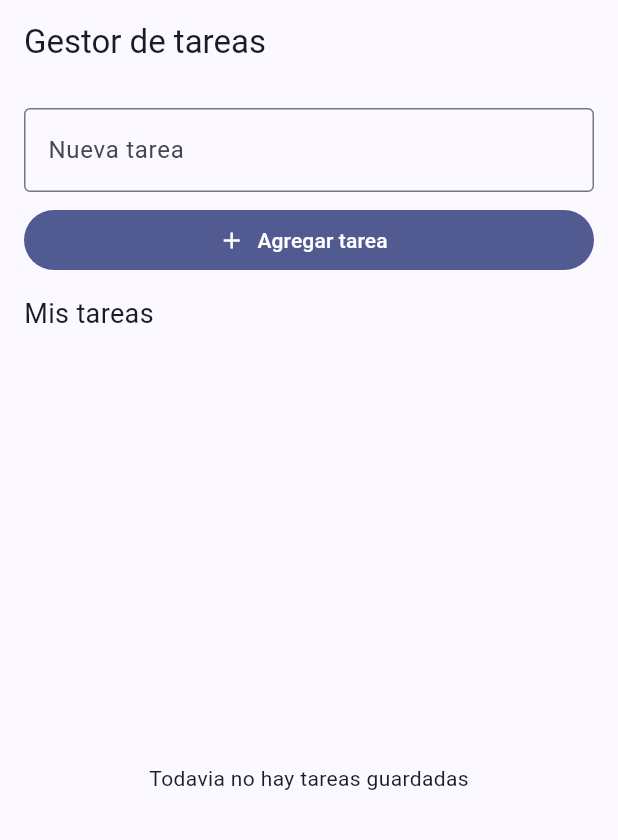
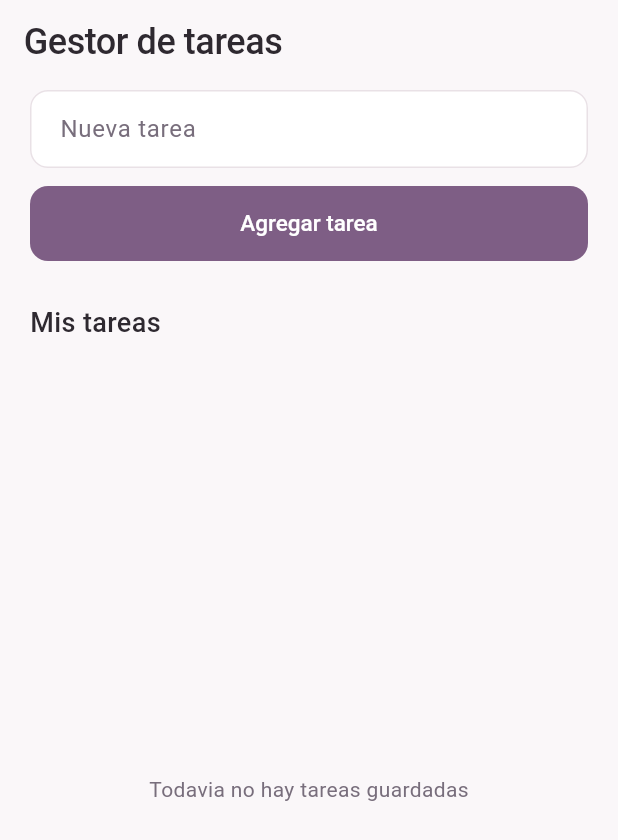
Before and after one commit to vmmariel/Practica-Sqlite-Flutter, a Flutter app: the screen it shows after launch, on a phone screen of 412 x 824 dp. Shown: the top 840 px of the screen. Run offline on Flutter 3.47's test engine with Material 3 defaults, Android fonts, the phone set to English and light mode, and no system bars; our stand-ins replace drift, drift_flutter; accounts and stored records are empty; generated files the repository leaves out were written again.

Commit message:
style: aplica identidad visual Mauve Minimal - Centraliza la paleta y los estilos en lib/theme/app_theme.dart - Sustituye las tarjetas por filas planas con separadores finos - Reemplaza el Checkbox de Material por una marca circular propia - Agrega contador de tareas completadas en el encabezado - Documenta la paleta y las decisiones de diseno en el README

```diff
--- a/lib/main.dart
+++ b/lib/main.dart
@@ -3,6 +3,7 @@ import 'package:flutter/material.dart';
 
 import 'data/database.dart';
 import 'screens/tareas_page.dart';
+import 'theme/app_theme.dart';
 
 void main() {
   // Necesario porque drift_flutter consulta rutas de la plataforma
@@ -51,12 +52,7 @@ class _GestorTareasAppState extends State<GestorTareasApp> {
     return MaterialApp(
       title: 'Gestor de tareas',
       debugShowCheckedModeBanner: false,
-      theme: ThemeData(
-        colorScheme: ColorScheme.fromSeed(
-          seedColor: Colors.indigo,
-        ),
-        useMaterial3: true,
-      ),
+      theme: AppTheme.claro,
       home: TareasPage(database: widget.database),
     );
   }
--- a/lib/screens/tareas_page.dart
+++ b/lib/screens/tareas_page.dart
@@ -1,6 +1,8 @@
 import 'package:flutter/material.dart';
 
 import '../data/database.dart';
+
+import '../theme/app_theme.dart';
 
 /// Pantalla principal: alta, consulta, edicion, cambio de estado
 /// y eliminacion de tareas.
@@ -158,7 +160,7 @@ class _TareasPageState extends State<TareasPage> {
     return Scaffold(
       appBar: AppBar(title: const Text('Gestor de tareas')),
       body: Padding(
-        padding: const EdgeInsets.all(16),
+        padding: const EdgeInsets.fromLTRB(20, 4, 20, 16),
         child: Column(
           crossAxisAlignment: CrossAxisAlignment.stretch,
           children: [
@@ -167,20 +169,16 @@ class _TareasPageState extends State<TareasPage> {
               textInputAction: TextInputAction.done,
               onSubmitted: (_) => _agregarTarea(),
               decoration: InputDecoration(
-                labelText: 'Nueva tarea',
-                border: const OutlineInputBorder(),
+                hintText: 'Nueva tarea',
                 errorText: _errorTitulo,
               ),
             ),
-            const SizedBox(height: 8),
-            FilledButton.icon(
+            const SizedBox(height: 12),
+            FilledButton(
               onPressed: _agregarTarea,
-              icon: const Icon(Icons.add),
-              label: const Text('Agregar tarea'),
+              child: const Text('Agregar tarea'),
             ),
-            const SizedBox(height: 12),
-            const Text('Mis tareas', style: TextStyle(fontSize: 18)),
-            const SizedBox(height: 8),
+            const SizedBox(height: 28),
             Expanded(child: _buildLista()),
           ],
         ),
@@ -203,56 +201,129 @@ class _TareasPageState extends State<TareasPage> {
         }
 
         final tareas = snapshot.data!;
+        final completadas = tareas.where((t) => t.completada).length;
 
-        if (tareas.isEmpty) {
-          return const Center(child: Text('Todavia no hay tareas guardadas'));
+        return Column(
+          crossAxisAlignment: CrossAxisAlignment.stretch,
+          children: [
+            Row(
+              mainAxisAlignment: MainAxisAlignment.spaceBetween,
+              crossAxisAlignment: CrossAxisAlignment.baseline,
+              textBaseline: TextBaseline.alphabetic,
+              children: [
+                const Text(
+                  'Mis tareas',
+                  style: TextStyle(
+                    fontSize: 18,
+                    fontWeight: FontWeight.w500,
+                    color: AppTheme.textoPrincipal,
+                  ),
+                ),
+                if (tareas.isNotEmpty)
+                  Text(
+                    '$completadas de ${tareas.length} completadas',
+                    style: const TextStyle(
+                      fontSize: 13,
+                      color: AppTheme.textoSecundario,
+                    ),
+                  ),
+              ],
+            ),
+            const SizedBox(height: 16),
+            Expanded(
+              child: tareas.isEmpty
+                  ? const Center(
+                      child: Text(
+                        'Todavia no hay tareas guardadas',
+                        style: TextStyle(color: AppTheme.textoSecundario),
+                      ),
+                    )
+                  : ListView.separated(
+                      itemCount: tareas.length,
+                      separatorBuilder: (_, _) => const Divider(
+                        height: 1,
+                        thickness: 0.5,
+                        color: AppTheme.borde,
+                      ),
+                      itemBuilder: (context, index) =>
+                          _buildFila(tareas[index]),
+                    ),
+            ),
+          ],
+        );
+      },
+    );
   }
 
-        return ListView.builder(
-          itemCount: tareas.length,
-          itemBuilder: (context, index) {
-            final tarea = tareas[index];
+  /// Fila de una tarea: marca circular, titulo y acciones.
+  ///
+  /// Se usan separadores finos en lugar de tarjetas elevadas para
+  /// mantener la pantalla plana y sin ruido visual.
+  Widget _buildFila(Tarea tarea) {
+    final completada = tarea.completada;
 
-            return Card(
-              child: ListTile(
-                leading: Checkbox(
-                  value: tarea.completada,
-                  onChanged: (valor) {
-                    if (valor != null) {
-                      _alternarCompletada(tarea, valor);
-                    }
-                  },
+    return Padding(
+      padding: const EdgeInsets.symmetric(vertical: 6),
+      child: Row(
+        children: [
+          // Marca circular en lugar del Checkbox cuadrado de Material.
+          InkWell(
+            onTap: () => _alternarCompletada(tarea, !completada),
+            customBorder: const CircleBorder(),
+            child: Padding(
+              padding: const EdgeInsets.all(8),
+              child: Container(
+                width: 20,
+                height: 20,
+                decoration: BoxDecoration(
+                  shape: BoxShape.circle,
+                  color: completada ? AppTheme.malva : Colors.transparent,
+                  border: Border.all(
+                    color: completada
+                        ? AppTheme.malva
+                        : AppTheme.rosaEmpolvado,
+                    width: 1.5,
                   ),
-                title: Text(
+                ),
+                child: completada
+                    ? const Icon(Icons.check, size: 14, color: Colors.white)
+                    : null,
+              ),
+            ),
+          ),
+          const SizedBox(width: 4),
+          Expanded(
+            child: Text(
               tarea.titulo,
-                  // Senal visual del estado: ayuda a verificar la prueba P2.
               style: TextStyle(
-                    decoration: tarea.completada
+                fontSize: 15,
+                height: 1.3,
+                color: completada
+                    ? AppTheme.textoSecundario
+                    : AppTheme.textoPrincipal,
+                decoration: completada
                     ? TextDecoration.lineThrough
                     : TextDecoration.none,
+                decorationColor: AppTheme.textoSecundario,
               ),
             ),
-                subtitle: Text('ID: ${tarea.id}'),
-                trailing: Row(
-                  mainAxisSize: MainAxisSize.min,
-                  children: [
+          ),
           IconButton(
             tooltip: 'Editar',
-                      icon: const Icon(Icons.edit),
+            iconSize: 19,
+            color: AppTheme.textoSecundario,
+            icon: const Icon(Icons.edit_outlined),
             onPressed: () => _editarTarea(tarea),
           ),
           IconButton(
             tooltip: 'Eliminar',
+            iconSize: 19,
+            color: AppTheme.textoSecundario,
             icon: const Icon(Icons.delete_outline),
             onPressed: () => _eliminarTarea(tarea),
           ),
         ],
       ),
-              ),
-            );
-          },
-        );
-      },
     );
   }
 }
--- /dev/null
+++ b/lib/theme/app_theme.dart
@@ -0,0 +1,126 @@
+import 'package:flutter/material.dart';
+
+/// Identidad visual de la aplicacion: paleta "Mauve Minimal".
+///
+/// Tonos neutros con malvas y rosas empolvados, superficies planas y
+/// separadores finos en lugar de tarjetas elevadas.
+class AppTheme {
+  AppTheme._();
+
+  static const Color malva = Color(0xFF7E5E85);
+  static const Color rosaEmpolvado = Color(0xFFC9A9B4);
+  static const Color malvaSuave = Color(0xFFEFE6F0);
+  static const Color fondo = Color(0xFFFAF7F9);
+  static const Color superficie = Color(0xFFFFFFFF);
+  static const Color borde = Color(0xFFE9E1E6);
+  static const Color textoPrincipal = Color(0xFF2E2930);
+  static const Color textoSecundario = Color(0xFF786E7C);
+  static const Color rojoError = Color(0xFFA8536B);
+
+  /// Nombre de la familia tipografica. Queda en null para usar la fuente
+  /// del sistema; se cambia a 'Manrope' si se incluyen los archivos en
+  /// assets/fonts y se declaran en pubspec.yaml.
+  static const String? familia = null;
+
+  static ThemeData get claro {
+    const esquema = ColorScheme.light(
+      primary: malva,
+      onPrimary: Colors.white,
+      secondary: rosaEmpolvado,
+      onSecondary: textoPrincipal,
+      surface: superficie,
+      onSurface: textoPrincipal,
+      error: rojoError,
+      onError: Colors.white,
+    );
+
+    return ThemeData(
+      useMaterial3: true,
+      fontFamily: familia,
+      colorScheme: esquema,
+      scaffoldBackgroundColor: fondo,
+      dividerColor: borde,
+
+      appBarTheme: const AppBarTheme(
+        backgroundColor: fondo,
+        surfaceTintColor: Colors.transparent,
+        elevation: 0,
+        centerTitle: false,
+        titleTextStyle: TextStyle(
+          color: textoPrincipal,
+          fontSize: 24,
+          fontWeight: FontWeight.w500,
+          letterSpacing: -0.3,
+        ),
+      ),
+
+      inputDecorationTheme: InputDecorationTheme(
+        filled: true,
+        fillColor: superficie,
+        contentPadding: const EdgeInsets.symmetric(
+          horizontal: 16,
+          vertical: 14,
+        ),
+        hintStyle: const TextStyle(color: textoSecundario),
+        labelStyle: const TextStyle(color: textoSecundario),
+        border: OutlineInputBorder(
+          borderRadius: BorderRadius.circular(12),
+          borderSide: const BorderSide(color: borde),
+        ),
+        enabledBorder: OutlineInputBorder(
+          borderRadius: BorderRadius.circular(12),
+          borderSide: const BorderSide(color: borde),
+        ),
+        focusedBorder: OutlineInputBorder(
+          borderRadius: BorderRadius.circular(12),
+          borderSide: const BorderSide(color: malva, width: 1.5),
+        ),
+        errorBorder: OutlineInputBorder(
+          borderRadius: BorderRadius.circular(12),
+          borderSide: const BorderSide(color: rojoError),
+        ),
+        focusedErrorBorder: OutlineInputBorder(
+          borderRadius: BorderRadius.circular(12),
+          borderSide: const BorderSide(color: rojoError, width: 1.5),
+        ),
+      ),
+
+      filledButtonTheme: FilledButtonThemeData(
+        style: FilledButton.styleFrom(
+          backgroundColor: malva,
+          foregroundColor: Colors.white,
+          padding: const EdgeInsets.symmetric(vertical: 16),
+          elevation: 0,
+          shape: RoundedRectangleBorder(
+            borderRadius: BorderRadius.circular(12),
+          ),
+          textStyle: const TextStyle(
+            fontSize: 15,
+            fontWeight: FontWeight.w500,
+          ),
+        ),
+      ),
+
+      textButtonTheme: TextButtonThemeData(
+        style: TextButton.styleFrom(foregroundColor: textoSecundario),
+      ),
+
+      dialogTheme: DialogThemeData(
+        backgroundColor: superficie,
+        surfaceTintColor: Colors.transparent,
+        shape: RoundedRectangleBorder(
+          borderRadius: BorderRadius.circular(16),
+        ),
+      ),
+
+      snackBarTheme: SnackBarThemeData(
+        backgroundColor: textoPrincipal,
+        contentTextStyle: const TextStyle(color: Colors.white),
+        behavior: SnackBarBehavior.floating,
+        shape: RoundedRectangleBorder(
+          borderRadius: BorderRadius.circular(10),
+        ),
+      ),
+    );
+  }
+}
```
Also changed, not shown: 1 other file. Lines whose indentation alone changed are shown as unchanged.
